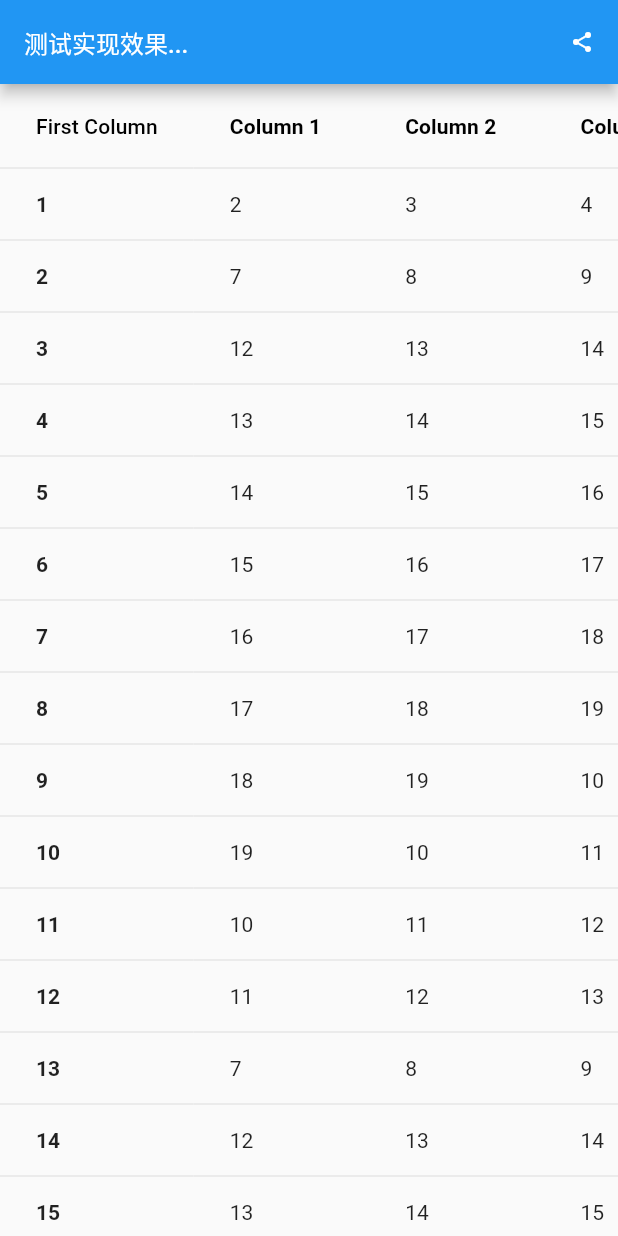
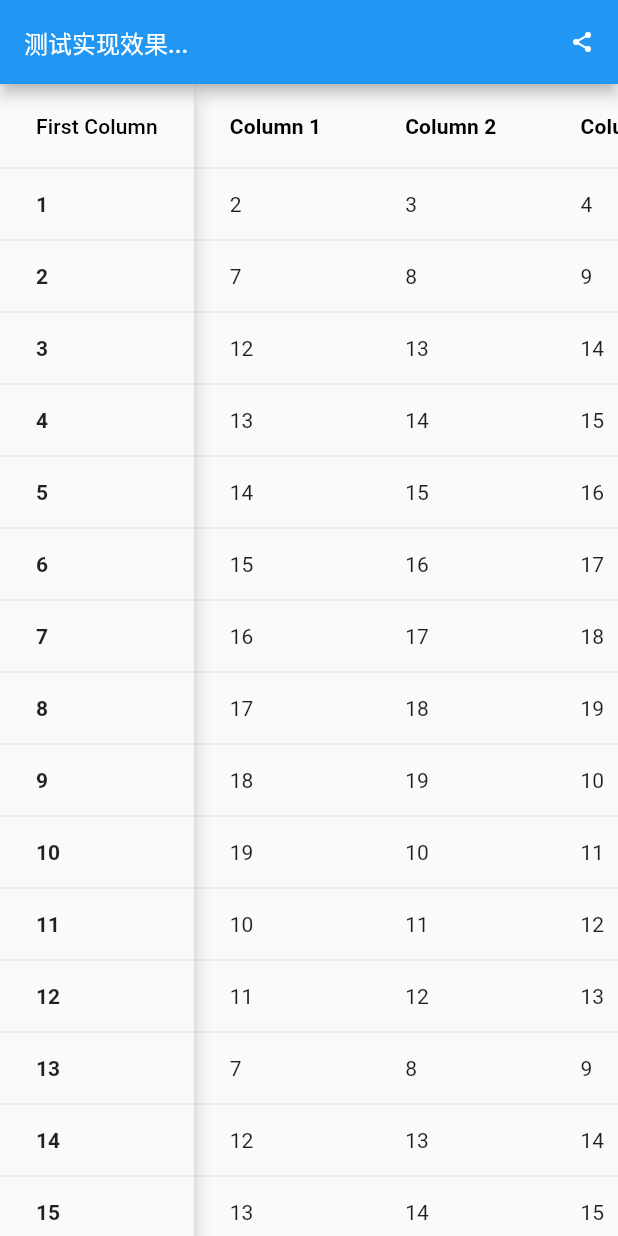
Before and after one commit to ZakAnun/flutter_actual_combat, a Flutter app: the screen it shows after launch, on a phone screen of 412 x 824 dp. Run offline on Flutter 3.47's test engine with Material 2 defaults, Android fonts, the phone set to English and light mode, and no system bars; missing offline and left inert: share_extend.

Commit message:
feat: using Material Widget generate shadow part.

```diff
--- a/lib/page/vh_scroll_page.dart
+++ b/lib/page/vh_scroll_page.dart
@@ -11,8 +11,14 @@ class FixedColumnTable extends StatelessWidget {
       scrollDirection: Axis.vertical,
       child: Row(
         children: [
-          FixedColumn(
-            data: data,
+          // may be update in a scroll action
+          Material(
+            elevation: AppBarTheme.of(context).scrolledUnderElevation ?? 6,
+            shadowColor: AppBarTheme.of(context).shadowColor,
+            shape: AppBarTheme.of(context).shape,
+            child: FixedColumn(
+              data: data,
+            ),
           ),
           Expanded(
             child: SingleChildScrollView(
```
